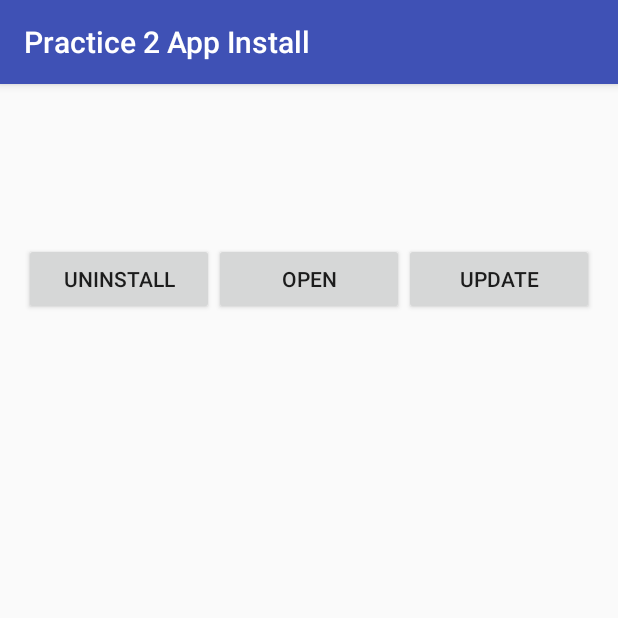
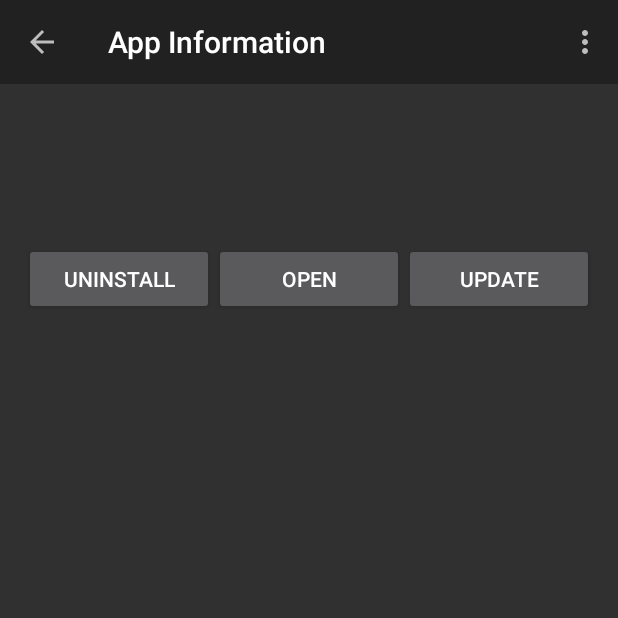
Before and after one commit to guillermoab82/Mod4Practica2, an Android app: the DetailsActivity screen opened directly, with no data from a screen before it, on a phone screen of 412 x 824 dp, the top half of it. Run offline under Robolectric (Android 15) with nearby library versions, the phone set to English and light mode, and no system bars; 1 statement that could not run was skipped.

Commit message:
Actionbar Activity Details finished

```diff
--- a/app/src/main/AndroidManifest.xml
+++ b/app/src/main/AndroidManifest.xml
@@ -16,7 +16,8 @@
             </intent-filter>
         </activity>
         <activity android:name=".InstallActivity"></activity>
-        <activity android:name=".DetailsActivity"></activity>
+        <activity android:name=".DetailsActivity" android:theme="@style/Theme.AppCompat.NoActionBar"></activity>
+        <activity android:name=".EditActivity"></activity>
         <service android:name=".services.ServiceUpdateNotification"/>
     </application>
 </manifest>
--- a/app/src/main/java/guillermoab/posgrado/unam/mx/practica2/DetailsActivity.java
+++ b/app/src/main/java/guillermoab/posgrado/unam/mx/practica2/DetailsActivity.java
@@ -5,6 +5,9 @@ import android.net.Uri;
 import android.os.Bundle;
 import android.support.annotation.Nullable;
 import android.support.v7.app.AppCompatActivity;
+import android.support.v7.widget.Toolbar;
+import android.view.Menu;
+import android.view.MenuItem;
 import android.view.View;
 import android.widget.CheckBox;
 import android.widget.ImageView;
@@ -20,8 +23,9 @@ public class DetailsActivity extends AppCompatActivity implements View.OnClickLi
     private TextView txtappname;
     private TextView txtdevname;
     private TextView txtdetails;
-    private int id,install;
+    private int id,img_int,install;
     private TextView chkInstall;
+    private static final int REQUEST_CODE_EDIT_APP = 1;
 
     @Override
     protected void onCreate(Bundle savedInstanceState) {
@@ -30,6 +34,11 @@ public class DetailsActivity extends AppCompatActivity implements View.OnClickLi
         findViewById(R.id.details_btnUninstall).setOnClickListener(this);
         findViewById(R.id.details_btnOpen).setOnClickListener(this);
         findViewById(R.id.details_btnUpdate).setOnClickListener(this);
+        Toolbar toolbar =(Toolbar) findViewById(R.id.toolbar);
+        setSupportActionBar(toolbar);
+        getSupportActionBar().setTitle(getResources().getString(R.string.menu_details_title));
+        getSupportActionBar().setDisplayHomeAsUpEnabled(true);
+        getSupportActionBar().setHomeButtonEnabled(true);
         img = (ImageView) findViewById(R.id.details_imgAPP);
         txtappname=(TextView) findViewById(R.id.details_txtAppName);
         txtdevname=(TextView) findViewById(R.id.details_txtDevName);
@@ -40,7 +49,8 @@ public class DetailsActivity extends AppCompatActivity implements View.OnClickLi
             txtappname.setText(getIntent().getExtras().getString("appName"));
             txtdevname.setText(getIntent().getExtras().getString("appDev"));
             txtdetails.setText(getIntent().getExtras().getString("appDetails"));
-            img.setImageResource(getIntent().getExtras().getInt("appImg"));
+            img_int=getIntent().getExtras().getInt("appImg");
+            img.setImageResource(img_int);
             install = getIntent().getExtras().getInt("appInstall");
             if(install==0){
                 chkInstall.setText(getResources().getString(R.string.msj_updated));
@@ -48,6 +58,35 @@ public class DetailsActivity extends AppCompatActivity implements View.OnClickLi
                 chkInstall.setText(getResources().getString(R.string.msj_install));
             }
         }
+    }
+
+    @Override
+    public boolean onCreateOptionsMenu(Menu menu) {
+        getMenuInflater().inflate(R.menu.menu_activitydetails,menu);
+        return true;
+    }
+
+    @Override
+    public boolean onOptionsItemSelected(MenuItem item) {
+        switch (item.getItemId()){
+            case android.R.id.home:
+                finish();
+                return true;
+            case R.id.menu_details_edit:
+                Intent intent = new Intent(getApplicationContext(),EditActivity.class);
+                intent.putExtra("id",id);
+                String appName = txtappname.getText().toString();
+                String appDev = txtdevname.getText().toString();
+                String appDetails = txtdetails.getText().toString();
+                intent.putExtra("appName",appName);
+                intent.putExtra("appDev",appDev);
+                intent.putExtra("appDetails",appDetails);
+                intent.putExtra("appImg",img_int);
+                intent.putExtra("appInstall",install);
+                startActivity(intent);//,REQUEST_CODE_EDIT_APP);
+                return true;
+        }
+        return super.onOptionsItemSelected(item);
     }
 
     @Override
@@ -78,4 +117,9 @@ public class DetailsActivity extends AppCompatActivity implements View.OnClickLi
         Intent intent = new Intent(Intent.ACTION_VIEW, Uri.parse(url));
         startActivity(intent);
     }
+
+    @Override
+    protected void onActivityResult(int requestCode, int resultCode, Intent data) {
+        super.onActivityResult(requestCode, resultCode, data);
+    }
 }
--- a/app/src/main/res/layout/activity_details.xml
+++ b/app/src/main/res/layout/activity_details.xml
@@ -1,7 +1,13 @@
 <?xml version="1.0" encoding="utf-8"?>
 <LinearLayout xmlns:android="http://schemas.android.com/apk/res/android"
-    android:orientation="vertical" android:layout_margin="@dimen/activity_horizontal_margin" android:layout_width="match_parent"
+    android:orientation="vertical" android:layout_width="match_parent"
     android:layout_height="match_parent">
+    <include layout="@layout/toolbar"></include>
+    <LinearLayout
+        android:orientation="vertical"
+        android:padding="@dimen/activity_horizontal_margin"
+        android:layout_width="match_parent"
+        android:layout_height="match_parent">
     <LinearLayout
         android:layout_width="match_parent"
         android:layout_height="wrap_content">
@@ -60,4 +66,5 @@
             android:layout_height="wrap_content" />
 
     </LinearLayout>
+    </LinearLayout>
 </LinearLayout>
--- /dev/null
+++ b/app/src/main/res/layout/activity_edit.xml
@@ -0,0 +1,6 @@
+<?xml version="1.0" encoding="utf-8"?>
+<LinearLayout xmlns:android="http://schemas.android.com/apk/res/android"
+    android:orientation="vertical" android:layout_width="match_parent"
+    android:layout_height="match_parent">
+
+</LinearLayout>
--- a/app/src/main/res/layout/toolbar.xml
+++ b/app/src/main/res/layout/toolbar.xml
@@ -3,7 +3,6 @@
     xmlns:android="http://schemas.android.com/apk/res/android"
     android:id="@+id/toolbar"
     app:elevation="16dp"
-    android:theme="@style/AppTheme.AppBarOverlay"
     android:background="?colorPrimary"
     android:layout_width="match_parent"
     app:title="text"
--- /dev/null
+++ b/app/src/main/res/menu/menu_activitydetails.xml
@@ -0,0 +1,8 @@
+<?xml version="1.0" encoding="utf-8"?>
+<menu xmlns:android="http://schemas.android.com/apk/res/android"
+    xmlns:app="http://schemas.android.com/apk/res-auto">
+    <item android:id="@+id/menu_details_edit"
+        android:title="@string/menu_details_edit"
+        android:icon="@drawable/ic_action_assignment_returned"
+        app:showAsAction="never"/>
+</menu>
--- a/app/src/main/res/values/strings.xml
+++ b/app/src/main/res/values/strings.xml
@@ -21,4 +21,6 @@
     <string name="service_Title_update_End">Update Completed</string>
     <string name="service_Text_update_End">It is completed updating</string>
     <string name="service_Info_update_End">Updated</string>
+    <string name="menu_details_edit">Edit App</string>
+    <string name="menu_details_title">App Information</string>
 </resources>
--- a/app/src/main/res/values/styles.xml
+++ b/app/src/main/res/values/styles.xml
@@ -7,5 +7,5 @@
         <item name="colorPrimaryDark">@color/colorPrimaryDark</item>
         <item name="colorAccent">@color/colorAccent</item>
     </style>
-    <style name="AppTheme.AppBarOverlay" parent="ThemeOverlay.AppCompat.Dark.ActionBar" />
+    <style name="AppTheme.AppBarOverlay" parent="ThemeOverlay.AppCompat.ActionBar" />
 </resources>
```
Also changed, not shown: app/src/main/java/guillermoab/posgrado/unam/mx/practica2/EditActivity.java (added, +16 -0 lines), 1 other file.
